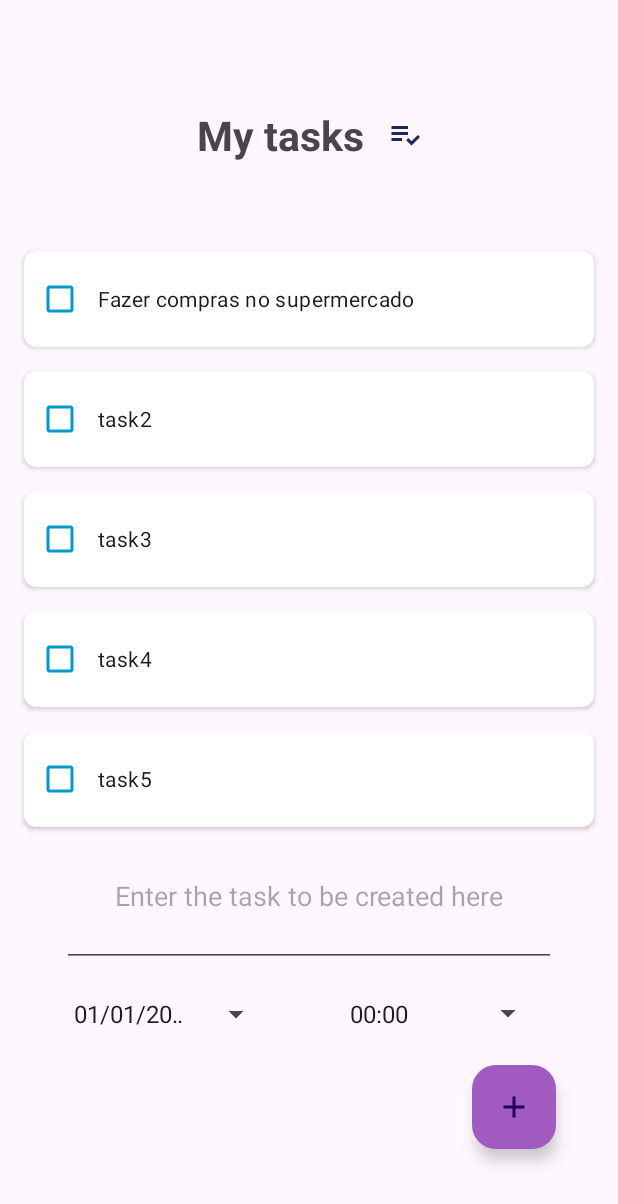
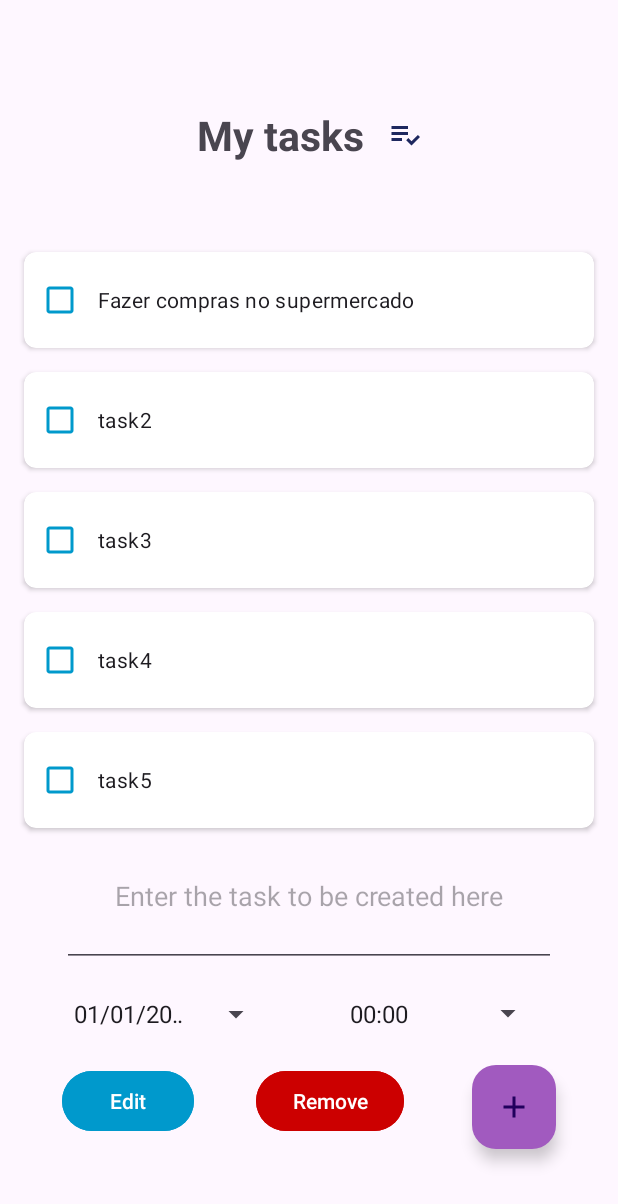
Before and after one commit to germancl/G10_Toti_Tasks, an Android app: the screen it shows after launch (MainActivity), on a phone screen of 412 x 824 dp. Shown: the top 1204 px of the screen. Run offline under Robolectric (Android 15) with nearby library versions, the phone set to English and light mode, and no system bars.

Commit message:
feat: add edit and delete buttons

```diff
--- a/app/src/main/res/layout/activity_main.xml
+++ b/app/src/main/res/layout/activity_main.xml
@@ -29,10 +29,9 @@
         app:layoutManager="androidx.recyclerview.widget.LinearLayoutManager"
         app:layout_constraintBottom_toTopOf="@+id/name"
         app:layout_constraintEnd_toStartOf="@+id/rightGuide"
-        app:layout_constraintHorizontal_bias="0.841"
         app:layout_constraintStart_toStartOf="@+id/leftGuide"
         app:layout_constraintTop_toTopOf="@+id/topMiddleGuide"
-        app:layout_constraintVertical_bias="0.703"
+        app:layout_constraintVertical_bias="0.708"
         tools:ignore="MissingConstraints" />
 
     <EditText
@@ -83,6 +82,29 @@
         app:layout_constraintVertical_bias="1.0"
         tools:ignore="ContentDescription,MissingConstraints" />
 
+    <com.google.android.material.button.MaterialButton
+        android:id="@+id/editButton"
+        android:layout_width="wrap_content"
+        android:layout_height="wrap_content"
+        android:layout_marginBottom="8dp"
+        android:backgroundTint="@android:color/holo_blue_dark"
+        android:text="@string/editBtn"
+        app:layout_constraintBottom_toTopOf="@+id/bottomGuide"
+        app:layout_constraintStart_toStartOf="@+id/leftGuide" />
+
+    <com.google.android.material.button.MaterialButton
+        android:id="@+id/remvButton"
+        android:layout_width="wrap_content"
+        android:layout_height="wrap_content"
+        android:layout_marginEnd="32dp"
+        android:layout_marginBottom="8dp"
+        android:backgroundTint="@android:color/holo_red_dark"
+        android:text="@string/removeBtn"
+        app:layout_constraintBottom_toTopOf="@+id/bottomGuide"
+        app:layout_constraintEnd_toStartOf="@+id/fab"
+        app:layout_constraintHorizontal_bias="0.759"
+        app:layout_constraintStart_toEndOf="@+id/editButton" />
+
     <androidx.constraintlayout.widget.Guideline
         android:id="@+id/leftGuide"
         android:layout_width="wrap_content"
--- a/app/src/main/res/values/strings.xml
+++ b/app/src/main/res/values/strings.xml
@@ -2,6 +2,8 @@
     <string name="app_name">G10_ToDoTasks</string>
     <string name="taskTitle">My tasks</string>
     <string name="editTask">Enter the task to be created here</string>
+    <string name="editBtn">Edit</string>
+    <string name="removeBtn">Remove</string>
 
     <string-array name="planets_array">
         <item>Mercury</item>
```
Also changed, not shown: 1 other file.
